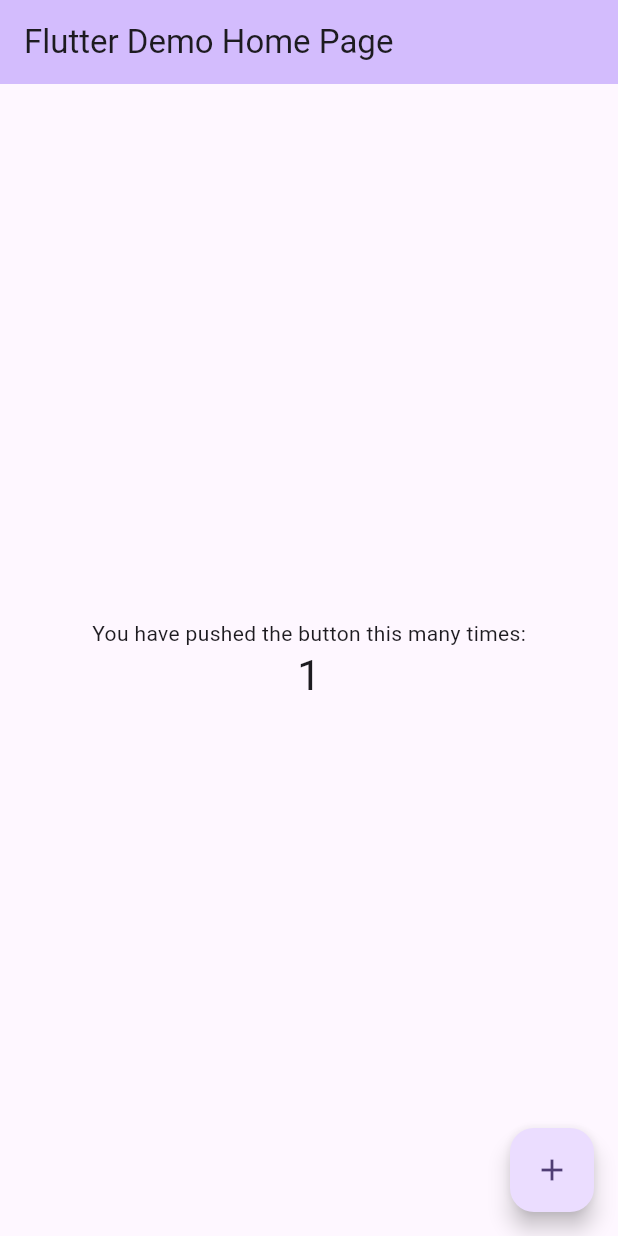
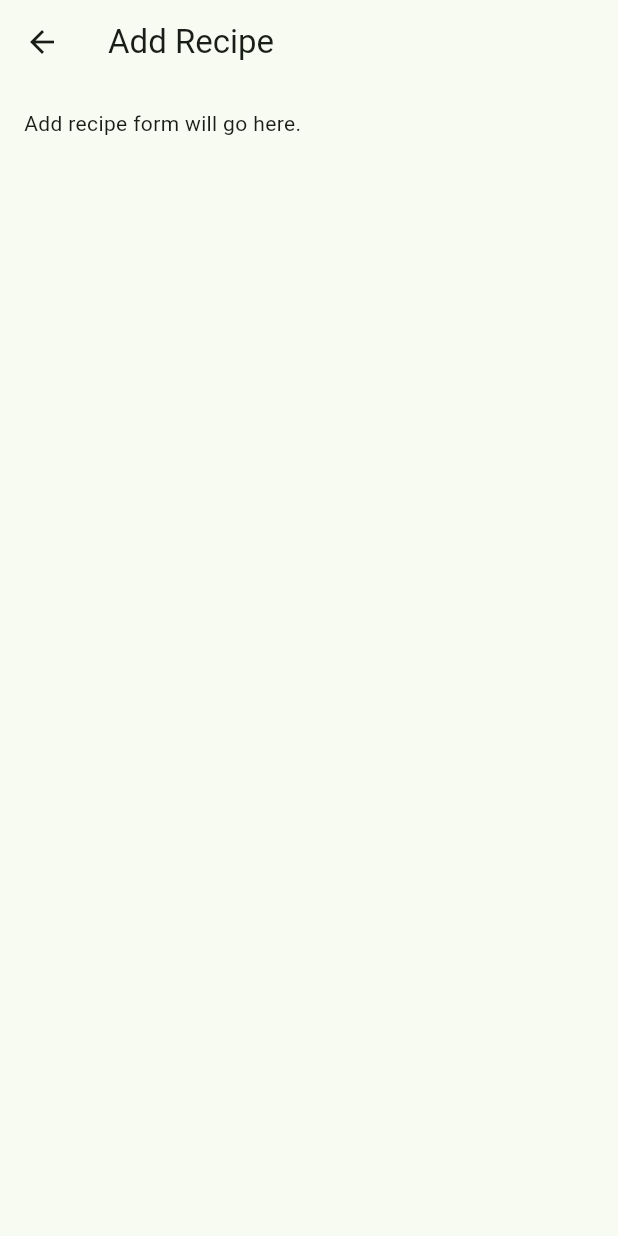
Before and after one commit to scotty2hottyy/recipe_deck, a Flutter app: the screen it shows after launch, after a tap on the "add" icon, on a phone screen of 412 x 824 dp. Run offline on Flutter 3.47's test engine with Material 3 defaults, Android fonts, the phone set to English and light mode, and no system bars.

Commit message:
Complete issue 1 app navigation

```diff
--- a/lib/main.dart
+++ b/lib/main.dart
@@ -1,122 +1,22 @@
 import 'package:flutter/material.dart';
 
+import 'screens/recipe_list_screen.dart';
+
 void main() {
-  runApp(const MyApp());
+  runApp(const RecipeDeckApp());
 }
 
-class MyApp extends StatelessWidget {
-  const MyApp({super.key});
+class RecipeDeckApp extends StatelessWidget {
+  const RecipeDeckApp({super.key});
 
-  // This widget is the root of your application.
   @override
   Widget build(BuildContext context) {
     return MaterialApp(
-      title: 'Flutter Demo',
+      title: 'Recipe Deck',
       theme: ThemeData(
-        // This is the theme of your application.
-        //
-        // TRY THIS: Try running your application with "flutter run". You'll see
-        // the application has a purple toolbar. Then, without quitting the app,
-        // try changing the seedColor in the colorScheme below to Colors.green
-        // and then invoke "hot reload" (save your changes or press the "hot
-        // reload" button in a Flutter-supported IDE, or press "r" if you used
-        // the command line to start the app).
-        //
-        // Notice that the counter didn't reset back to zero; the application
-        // state is not lost during the reload. To reset the state, use hot
-        // restart instead.
-        //
-        // This works for code too, not just values: Most code changes can be
-        // tested with just a hot reload.
-        colorScheme: .fromSeed(seedColor: Colors.deepPurple),
+        colorScheme: ColorScheme.fromSeed(seedColor: Colors.green),
       ),
-      home: const MyHomePage(title: 'Flutter Demo Home Page'),
+      home: const RecipeListScreen(),
     );
   }
 }
-
-class MyHomePage extends StatefulWidget {
-  const MyHomePage({super.key, required this.title});
-
-  // This widget is the home page of your application. It is stateful, meaning
-  // that it has a State object (defined below) that contains fields that affect
-  // how it looks.
-
-  // This class is the configuration for the state. It holds the values (in this
-  // case the title) provided by the parent (in this case the App widget) and
-  // used by the build method of the State. Fields in a Widget subclass are
-  // always marked "final".
-
-  final String title;
-
-  @override
-  State<MyHomePage> createState() => _MyHomePageState();
-}
-
-class _MyHomePageState extends State<MyHomePage> {
-  int _counter = 0;
-
-  void _incrementCounter() {
-    setState(() {
-      // This call to setState tells the Flutter framework that something has
-      // changed in this State, which causes it to rerun the build method below
-      // so that the display can reflect the updated values. If we changed
-      // _counter without calling setState(), then the build method would not be
-      // called again, and so nothing would appear to happen.
-      _counter++;
-    });
-  }
-
-  @override
-  Widget build(BuildContext context) {
-    // This method is rerun every time setState is called, for instance as done
-    // by the _incrementCounter method above.
-    //
-    // The Flutter framework has been optimized to make rerunning build methods
-    // fast, so that you can just rebuild anything that needs updating rather
-    // than having to individually change instances of widgets.
-    return Scaffold(
-      appBar: AppBar(
-        // TRY THIS: Try changing the color here to a specific color (to
-        // Colors.amber, perhaps?) and trigger a hot reload to see the AppBar
-        // change color while the other colors stay the same.
-        backgroundColor: Theme.of(context).colorScheme.inversePrimary,
-        // Here we take the value from the MyHomePage object that was created by
-        // the App.build method, and use it to set our appbar title.
-        title: Text(widget.title),
-      ),
-      body: Center(
-        // Center is a layout widget. It takes a single child and positions it
-        // in the middle of the parent.
-        child: Column(
-          // Column is also a layout widget. It takes a list of children and
-          // arranges them vertically. By default, it sizes itself to fit its
-          // children horizontally, and tries to be as tall as its parent.
-          //
-          // Column has various properties to control how it sizes itself and
-          // how it positions its children. Here we use mainAxisAlignment to
-          // center the children vertically; the main axis here is the vertical
-          // axis because Columns are vertical (the cross axis would be
-          // horizontal).
-          //
-          // TRY THIS: Invoke "debug painting" (choose the "Toggle Debug Paint"
-          // action in the IDE, or press "p" in the console), to see the
-          // wireframe for each widget.
-          mainAxisAlignment: .center,
-          children: [
-            const Text('You have pushed the button this many times:'),
-            Text(
-              '$_counter',
-              style: Theme.of(context).textTheme.headlineMedium,
-            ),
-          ],
-        ),
-      ),
-      floatingActionButton: FloatingActionButton(
-        onPressed: _incrementCounter,
-        tooltip: 'Increment',
-        child: const Icon(Icons.add),
-      ),
-    );
-  }
-}
--- /dev/null
+++ b/lib/screens/add_recipe_screen.dart
@@ -0,0 +1,16 @@
+import 'package:flutter/material.dart';
+
+class AddRecipeScreen extends StatelessWidget {
+  const AddRecipeScreen({super.key});
+
+  @override
+  Widget build(BuildContext context) {
+    return Scaffold(
+      appBar: AppBar(title: const Text('Add Recipe')),
+      body: const Padding(
+        padding: EdgeInsets.all(16),
+        child: Text('Add recipe form will go here.'),
+      ),
+    );
+  }
+}
--- /dev/null
+++ b/lib/screens/recipe_list_screen.dart
@@ -0,0 +1,51 @@
+import 'package:flutter/material.dart';
+
+import 'add_recipe_screen.dart';
+import 'recipe_detail_screen.dart';
+
+class RecipeListScreen extends StatelessWidget {
+  const RecipeListScreen({super.key});
+
+  static const String sampleRecipeTitle = 'Classic Pancakes';
+
+  @override
+  Widget build(BuildContext context) {
+    return Scaffold(
+      appBar: AppBar(title: const Text('Recipe Deck')),
+      body: ListView(
+        padding: const EdgeInsets.all(16),
+        children: [
+          Card(
+            child: ListTile(
+              key: const Key('sampleRecipeTile'),
+              title: const Text(sampleRecipeTitle),
+              subtitle: const Text('Temporary sample recipe'),
+              trailing: const Icon(Icons.chevron_right),
+              onTap: () {
+                Navigator.of(context).push(
+                  MaterialPageRoute<void>(
+                    builder: (context) => const RecipeDetailScreen(
+                      recipeTitle: sampleRecipeTitle,
+                    ),
+                  ),
+                );
+              },
+            ),
+          ),
+        ],
+      ),
+      floatingActionButton: FloatingActionButton(
+        key: const Key('addRecipeButton'),
+        tooltip: 'Add Recipe',
+        onPressed: () {
+          Navigator.of(context).push(
+            MaterialPageRoute<void>(
+              builder: (context) => const AddRecipeScreen(),
+            ),
+          );
+        },
+        child: const Icon(Icons.add),
+      ),
+    );
+  }
+}
```
Also changed, not shown: lib/screens/recipe_detail_screen.dart (added, +25 -0 lines), 2 other files.
